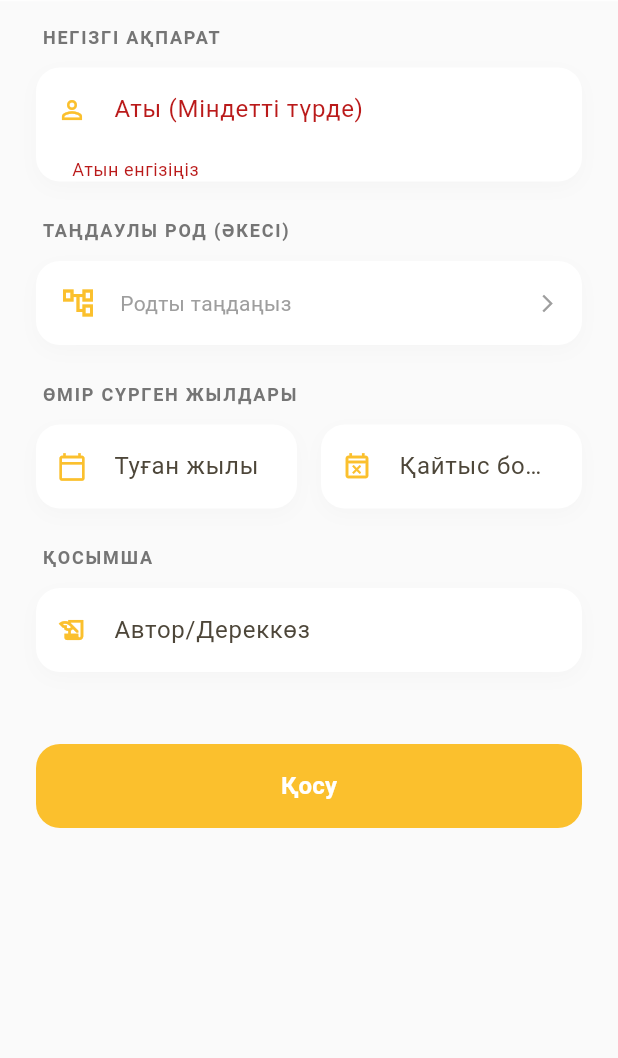
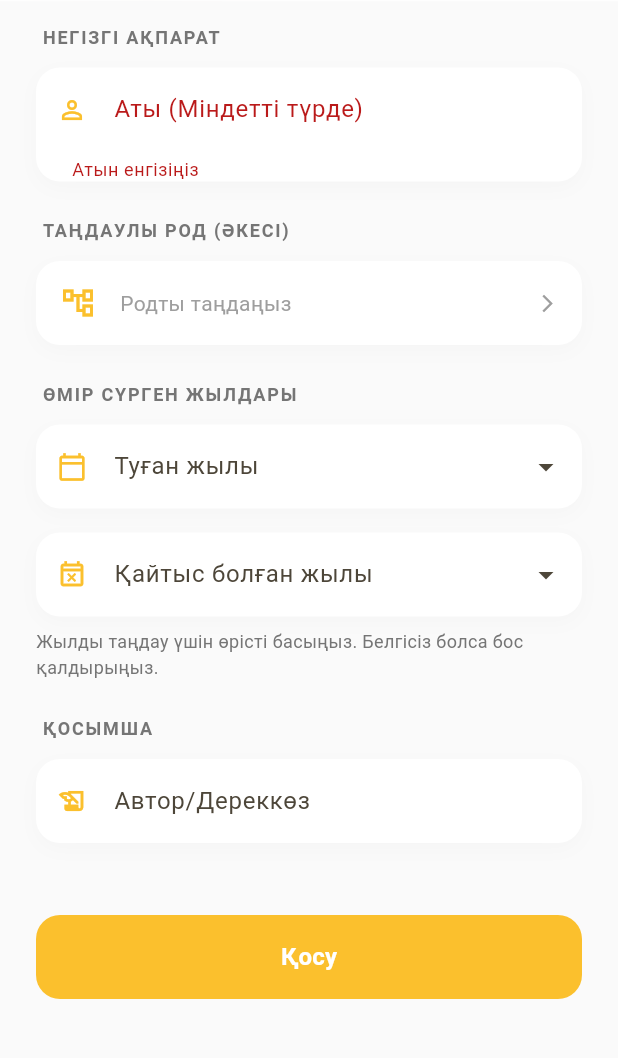
Before and after one commit to HexNetGroup1/genealogy, a Flutter app: the PersonEditForm screen opened directly, after a tap on "Қосу", on a phone screen of 412 x 824 dp, the part 96-1154 px from its top. Run offline on Flutter 3.47's test engine with Material 3 defaults, Android fonts, the phone set to English and light mode, and no system bars; our stand-ins replace supabase_flutter; missing offline and left inert: file_selector, pdfrx; accounts and stored records are empty.

Commit message:
Fix person creation and year selection

```diff
--- a/lib/features/admin/widgets/person_edit_form.dart
+++ b/lib/features/admin/widgets/person_edit_form.dart
@@ -1,5 +1,6 @@
 import 'dart:async';
 
+import 'package:flutter/cupertino.dart';
 import 'package:flutter/material.dart';
 import '../../home/data/supabase_genealogy_repository.dart';
 import '../../home/models/person.dart';
@@ -90,6 +91,18 @@ class _PersonEditFormState extends State<PersonEditForm> {
   Future<void> _save() async {
     if (!_formKey.currentState!.validate()) return;
 
+    final birthYear = int.tryParse(_birthYearController.text);
+    final deathYear = int.tryParse(_deathYearController.text);
+    if (birthYear != null && deathYear != null && deathYear < birthYear) {
+      ScaffoldMessenger.of(context).showSnackBar(
+        const SnackBar(
+          content: Text('Қайтыс болған жылы туған жылынан ерте болмауы керек.'),
+          backgroundColor: Colors.redAccent,
+        ),
+      );
+      return;
+    }
+
     if (widget.person == null &&
         (_selectedParentId == null || _selectedParentId!.isEmpty)) {
       if (mounted) {
@@ -111,8 +124,8 @@ class _PersonEditFormState extends State<PersonEditForm> {
         id: widget.person?.id ?? '',
         name: _nameController.text.trim(),
         parentId: _selectedParentId,
-        birthYear: int.tryParse(_birthYearController.text),
-        deathYear: int.tryParse(_deathYearController.text),
+        birthYear: birthYear,
+        deathYear: deathYear,
         author: _authorController.text.trim(),
         depth: widget.person?.depth,
         path: widget.person?.path,
@@ -131,10 +144,11 @@ class _PersonEditFormState extends State<PersonEditForm> {
 
       if (mounted) Navigator.of(context).pop(true);
     } catch (e) {
+      debugPrint('Error saving person: $e');
       if (mounted) {
         ScaffoldMessenger.of(context).showSnackBar(
-          SnackBar(
-            content: Text('Ошибка сохранения: $e'),
+          const SnackBar(
+            content: Text('Сақтау мүмкін болмады. Қайтадан көріңіз.'),
             backgroundColor: Colors.redAccent,
           ),
         );
@@ -230,26 +244,11 @@ class _PersonEditFormState extends State<PersonEditForm> {
                 ),
                 const SizedBox(height: 24),
                 _buildSectionHeader('Өмір сүрген жылдары'),
-                Row(
-                  children: [
-                    Expanded(
-                      child: _buildTextField(
-                        controller: _birthYearController,
-                        label: 'Туған жылы',
-                        icon: Icons.calendar_today_outlined,
-                        keyboardType: TextInputType.number,
-                      ),
-                    ),
-                    const SizedBox(width: 16),
-                    Expanded(
-                      child: _buildTextField(
-                        controller: _deathYearController,
-                        label: 'Қайтыс болған жылы',
-                        icon: Icons.event_busy_outlined,
-                        keyboardType: TextInputType.number,
-                      ),
-                    ),
-                  ],
+                _buildYearFields(),
+                const SizedBox(height: 8),
+                Text(
+                  'Жылды таңдау үшін өрісті басыңыз. Белгісіз болса бос қалдырыңыз.',
+                  style: TextStyle(color: Colors.grey[600], fontSize: 12),
                 ),
                 const SizedBox(height: 24),
                 _buildSectionHeader('Қосымша'),
@@ -315,6 +314,120 @@ class _PersonEditFormState extends State<PersonEditForm> {
     );
   }
 
+  Widget _buildYearFields() {
+    final birthField = _buildTextField(
+      controller: _birthYearController,
+      label: 'Туған жылы',
+      icon: Icons.calendar_today_outlined,
+      readOnly: true,
+      onTap: () => _selectYear(
+        controller: _birthYearController,
+        title: 'Туған жылын таңдаңыз',
+      ),
+      suffixIcon: const Icon(Icons.arrow_drop_down),
+    );
+    final deathField = _buildTextField(
+      controller: _deathYearController,
+      label: 'Қайтыс болған жылы',
+      icon: Icons.event_busy_outlined,
+      readOnly: true,
+      onTap: () => _selectYear(
+        controller: _deathYearController,
+        title: 'Қайтыс болған жылын таңдаңыз',
+      ),
+      suffixIcon: const Icon(Icons.arrow_drop_down),
+    );
+
+    return LayoutBuilder(
+      builder: (context, constraints) {
+        if (constraints.maxWidth < 600) {
+          return Column(
+            children: [birthField, const SizedBox(height: 16), deathField],
+          );
+        }
+        return Row(
+          children: [
+            Expanded(child: birthField),
+            const SizedBox(width: 16),
+            Expanded(child: deathField),
+          ],
+        );
+      },
+    );
+  }
+
+  Future<void> _selectYear({
+    required TextEditingController controller,
+    required String title,
+  }) async {
+    FocusScope.of(context).unfocus();
+    final currentYear = DateTime.now().year;
+    var selectedYear = (int.tryParse(controller.text) ?? currentYear).clamp(
+      1,
+      currentYear,
+    );
+    final scrollController = FixedExtentScrollController(
+      initialItem: selectedYear - 1,
+    );
+
+    final result = await showModalBottomSheet<int>(
+      context: context,
+      showDragHandle: true,
+      builder: (sheetContext) => SafeArea(
+        child: SizedBox(
+          height: 360,
+          child: Column(
+            children: [
+              Padding(
+                padding: const EdgeInsets.symmetric(horizontal: 8),
+                child: Row(
+                  children: [
+                    TextButton(
+                      onPressed: () => Navigator.pop(sheetContext),
+                      child: const Text('Болдырмау'),
+                    ),
+                    Expanded(
+                      child: Text(
+                        title,
+                        textAlign: TextAlign.center,
+                        style: const TextStyle(fontWeight: FontWeight.bold),
+                      ),
+                    ),
+                    TextButton(
+                      onPressed: () =>
+                          Navigator.pop(sheetContext, selectedYear),
+                      child: const Text('Дайын'),
+                    ),
+                  ],
+                ),
+              ),
+              Expanded(
+                child: CupertinoPicker(
+                  scrollController: scrollController,
+                  itemExtent: 44,
+                  onSelectedItemChanged: (index) => selectedYear = index + 1,
+                  children: [
+                    for (var year = 1; year <= currentYear; year++)
+                      Center(child: Text('$year')),
+                  ],
+                ),
+              ),
+              TextButton.icon(
+                onPressed: () => Navigator.pop(sheetContext, 0),
+                icon: const Icon(Icons.clear),
+                label: const Text('Жылды өшіру'),
+              ),
+            ],
+          ),
+        ),
+      ),
+    );
+    scrollController.dispose();
+
+    if (result == null || !mounted) return;
+    setState(() => controller.text = result == 0 ? '' : '$result');
+  }
+
   Widget _buildTextField({
     TextEditingController? controller,
     String? initialValue,
@@ -323,6 +436,9 @@ class _PersonEditFormState extends State<PersonEditForm> {
     bool enabled = true,
     TextInputType? keyboardType,
     String? Function(String?)? validator,
+    bool readOnly = false,
+    VoidCallback? onTap,
+    Widget? suffixIcon,
   }) {
     return Container(
       decoration: BoxDecoration(
@@ -344,6 +460,8 @@ class _PersonEditFormState extends State<PersonEditForm> {
         enabled: enabled,
         keyboardType: keyboardType,
         validator: validator,
+        readOnly: readOnly,
+        onTap: onTap,
         decoration: InputDecoration(
           labelText: label,
           prefixIcon: Icon(
@@ -351,6 +469,7 @@ class _PersonEditFormState extends State<PersonEditForm> {
             color: enabled ? _primaryGreen : Colors.grey,
             size: 20,
           ),
+          suffixIcon: suffixIcon,
           border: OutlineInputBorder(
             borderRadius: BorderRadius.circular(16),
             borderSide: BorderSide.none,
```
Also changed, not shown: lib/features/home/data/supabase_genealogy_repository.dart (+22 -1 lines), 1 other file.
